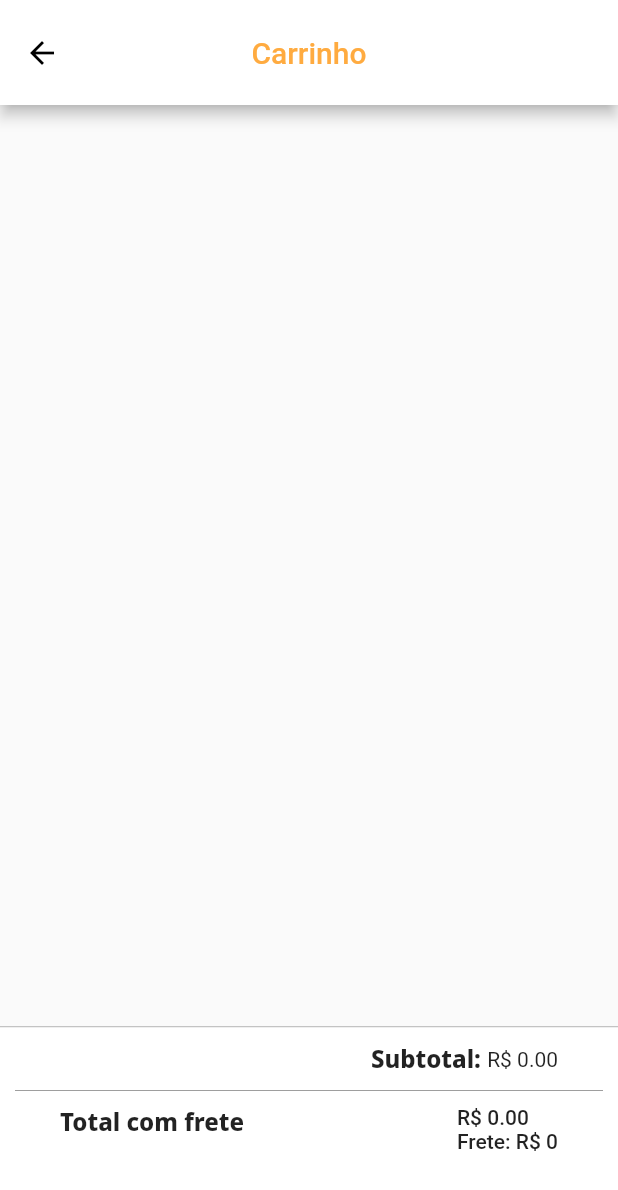
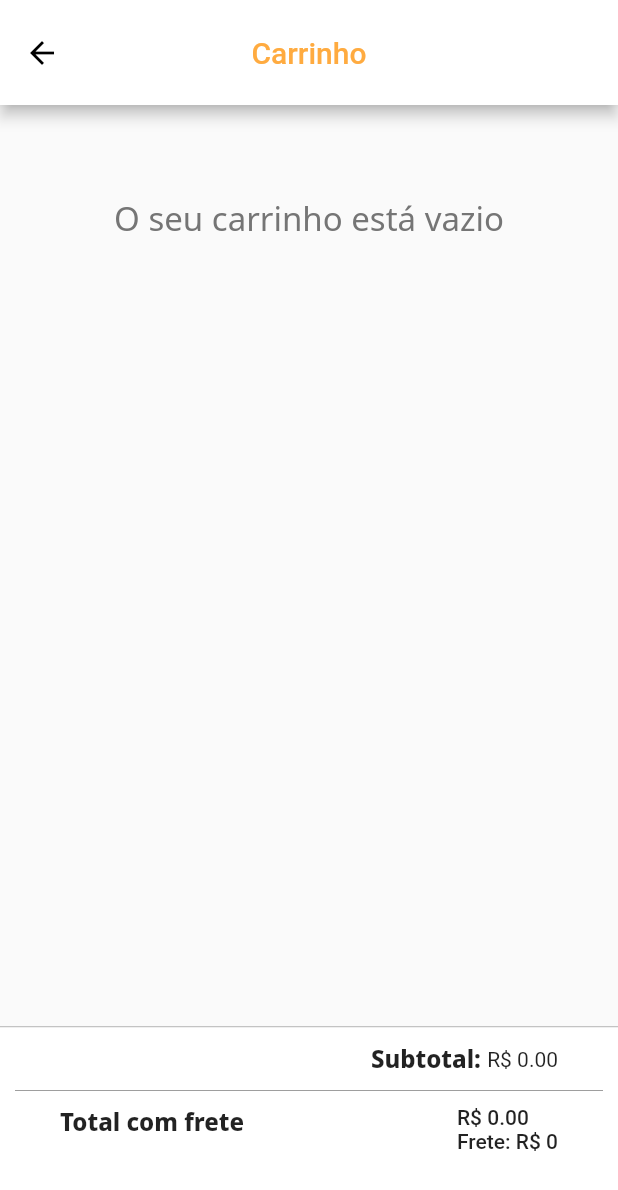
Before and after one commit to math-muller/desafio-supera, a Flutter app: the CheckoutPage screen opened by its route, on a phone screen of 412 x 824 dp. Shown: the top 1190 px of the screen. Run offline on Flutter 3.47's test engine with Material 2 defaults, Android fonts, the phone set to English and light mode, and no system bars; our stand-ins replace flutter_svg_provider, get, google_fonts.

```diff
--- a/lib/models/products_model.dart
+++ b/lib/models/products_model.dart
@@ -1,5 +1,3 @@
-import 'dart:convert';
-
 class ProductsModel {
   final int id;
   final String name;
@@ -34,9 +32,4 @@ class ProductsModel {
       image: map['image'],
     );
   }
-
-  String toJson() => json.encode(toMap());
-
-  factory ProductsModel.fromJson(String src) =>
-      ProductsModel.fromMap(json.decode(src));
 }
--- a/lib/pages/checkout/checkout_page.dart
+++ b/lib/pages/checkout/checkout_page.dart
@@ -1,5 +1,6 @@
 import 'package:flutter/material.dart';
 import 'package:get/get.dart';
+import 'package:google_fonts/google_fonts.dart';
 
 import '../../controller/controller.dart';
 import '../../models/models.dart';
@@ -31,7 +32,8 @@ class CheckoutPage extends StatelessWidget {
         ),
       ),
       bottomSheet: CustomBottomSheetWidget(),
-      body: Padding(
+      body: controller.itemsCart != 0
+          ? Padding(
               padding: const EdgeInsets.only(bottom: 150),
               child: ListView.builder(
                 itemCount: controller.cartItems.length,
@@ -49,6 +51,22 @@ class CheckoutPage extends StatelessWidget {
                   );
                 },
               ),
+            )
+          : Container(
+              padding: EdgeInsets.only(top: 60),
+              width: double.infinity,
+              child: Column(
+                crossAxisAlignment: CrossAxisAlignment.center,
+                children: [
+                  Text(
+                    'O seu carrinho está vazio',
+                    style: GoogleFonts.notoSans(
+                      fontSize: 22,
+                      color: Colors.grey.shade600,
+                    ),
+                  ),
+                ],
+              ),
             ),
     );
   }
--- a/pubspec.yaml
+++ b/pubspec.yaml
@@ -26,6 +26,7 @@ dependencies:
   get: ^4.1.4
   flutter_svg_provider: ^0.1.9
   google_fonts: ^2.0.0
+  intl: ^0.17.0
 
 
   # The following adds the Cupertino Icons font to your application.
```
Also changed, not shown: pubspec.lock. Lines whose indentation alone changed are shown as unchanged.
